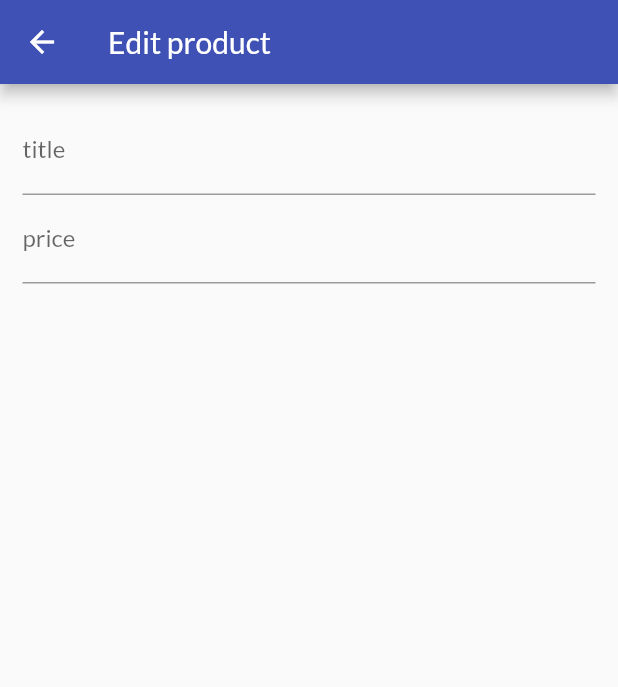
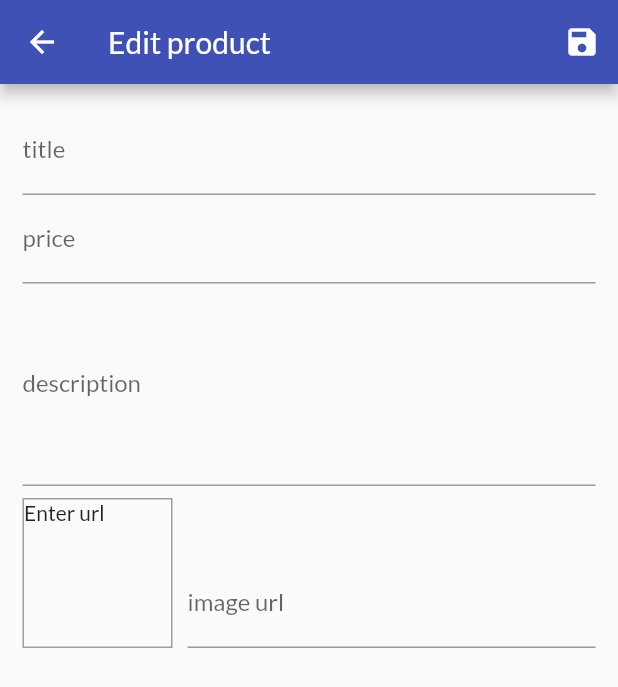
Before and after one commit to Haedong-Jeon/ShopApp, a Flutter app: the EditProdcutScreen screen opened by its route, on a phone screen of 412 x 824 dp. Shown: the top 687 px of the screen. Run offline on Flutter 3.47's test engine with Material 2 defaults, Android fonts, the phone set to English and light mode, and no system bars; network calls fail.

Commit message:
사용자 상품 추가

```diff
--- a/lib/screens/edit_product_screen.dart
+++ b/lib/screens/edit_product_screen.dart
@@ -1,4 +1,7 @@
 import 'package:flutter/material.dart';
+import '../providers/product.dart';
+import '../providers/products.dart';
+import 'package:provider/provider.dart';
 
 class EditProdcutScreen extends StatefulWidget {
   static const String routeName = './screens/edit_product_screen';
@@ -8,15 +11,65 @@ class EditProdcutScreen extends StatefulWidget {
 
 class _EditProdcutScreenState extends State<EditProdcutScreen> {
   final _priceFocusNode = FocusNode();
+  final _descriptionFocustNode = FocusNode();
+  final _imageUrlFocusNode = FocusNode();
+  final _imageUrlController = TextEditingController();
+  final _form = GlobalKey<FormState>();
+  Product _editedProduct = Product(
+    id: null,
+    title: '',
+    price: 0,
+    description: '',
+    imgURL: '',
+  );
+
+  @override
+  void initState() {
+    _imageUrlFocusNode.addListener(_updateImageUrl);
+    super.initState();
+  }
+
+  void _updateImageUrl() {
+    if (!_imageUrlFocusNode.hasFocus) {
+      setState(() {});
+    }
+  }
+
+  void _saveForm() {
+    final isValid = _form.currentState.validate();
+    if (isValid) {
+      _form.currentState.save();
+      Provider.of<Products>(context, listen: false).addProduct(_editedProduct);
+      Navigator.of(context).pop();
+    }
+  }
+
+  @override
+  void dispose() {
+    _priceFocusNode.dispose();
+    _imageUrlFocusNode.removeListener(_updateImageUrl);
+    _imageUrlFocusNode.dispose();
+    _descriptionFocustNode.dispose();
+    _imageUrlController.dispose();
+    super.dispose();
+  }
+
   @override
   Widget build(BuildContext context) {
     return Scaffold(
       appBar: AppBar(
         title: Text('Edit product'),
+        actions: <Widget>[
+          IconButton(
+            icon: Icon(Icons.save),
+            onPressed: _saveForm,
+          ),
+        ],
       ),
       body: Padding(
         padding: const EdgeInsets.all(15.0),
         child: Form(
+          key: _form,
           child: ListView(
             children: <Widget>[
               TextFormField(
@@ -25,12 +78,124 @@ class _EditProdcutScreenState extends State<EditProdcutScreen> {
                 onFieldSubmitted: (_) {
                   FocusScope.of(context).requestFocus(_priceFocusNode);
                 },
+                onSaved: (value) {
+                  _editedProduct = Product(
+                    title: value,
+                    price: _editedProduct.price,
+                    id: _editedProduct.id,
+                    description: _editedProduct.description,
+                    imgURL: _editedProduct.imgURL,
+                  );
+                },
+                validator: (value) {
+                  if (value.isEmpty) {
+                    return '\'title\' is empty';
+                  }
+                  return null;
+                },
               ),
               TextFormField(
                 decoration: InputDecoration(labelText: 'price'),
                 textInputAction: TextInputAction.next,
                 keyboardType: TextInputType.number,
                 focusNode: _priceFocusNode,
+                onFieldSubmitted: (_) {
+                  FocusScope.of(context).requestFocus(_descriptionFocustNode);
+                },
+                onSaved: (value) {
+                  _editedProduct = Product(
+                    title: _editedProduct.title,
+                    price: double.parse(value),
+                    id: _editedProduct.id,
+                    description: _editedProduct.description,
+                    imgURL: _editedProduct.imgURL,
+                  );
+                },
+                validator: (value) {
+                  if (value.isEmpty) return '\'price\' is empty';
+                  if (double.tryParse(value) == null)
+                    return 'invalid input in \'price\'';
+                  if (double.parse(value) <= 0)
+                    return 'price must higher than 0';
+                  return null;
+                },
+              ),
+              TextFormField(
+                decoration: InputDecoration(labelText: 'description'),
+                maxLines: 5,
+                keyboardType: TextInputType.multiline,
+                focusNode: _descriptionFocustNode,
+                onSaved: (value) {
+                  _editedProduct = Product(
+                    title: _editedProduct.title,
+                    price: _editedProduct.price,
+                    id: _editedProduct.id,
+                    description: value,
+                    imgURL: _editedProduct.imgURL,
+                  );
+                },
+                validator: (value) {
+                  if (value.isEmpty)
+                    return '\'description\' is empty';
+                  else if (value.length < 5) return 'too short description';
+                  return null;
+                },
+              ),
+              Row(
+                crossAxisAlignment: CrossAxisAlignment.end,
+                children: <Widget>[
+                  Container(
+                    width: 100,
+                    height: 100,
+                    margin: EdgeInsets.only(
+                      top: 8,
+                      right: 10,
+                    ),
+                    decoration: BoxDecoration(
+                      border: Border.all(
+                        width: 1,
+                        color: Colors.grey,
+                      ),
+                    ),
+                    child: _imageUrlController.text.isEmpty
+                        ? Text('Enter url')
+                        : FittedBox(
+                            child: Image.network(
+                              _imageUrlController.text,
+                              fit: BoxFit.cover,
+                            ),
+                          ),
+                  ),
+                  Expanded(
+                    child: TextFormField(
+                      decoration: InputDecoration(labelText: 'image url'),
+                      keyboardType: TextInputType.url,
+                      textInputAction: TextInputAction.done,
+                      controller: _imageUrlController,
+                      focusNode: _imageUrlFocusNode,
+                      onSaved: (value) {
+                        _editedProduct = Product(
+                          title: _editedProduct.title,
+                          price: _editedProduct.price,
+                          id: _editedProduct.id,
+                          description: _editedProduct.description,
+                          imgURL: value,
+                        );
+                      },
+                      onFieldSubmitted: (_) => _saveForm(),
+                      validator: (value) {
+                        if (value.isEmpty) {
+                          return '\'image url\' is empty';
+                        }
+                        if (!value.startsWith('http') &&
+                            !value.startsWith('https')) {
+                          return 'this is invalid url';
+                        }
+                        return null;
+                      },
+                    ),
+                  ),
+                ],
               ),
             ],
           ),
```
Also changed, not shown: lib/providers/products.dart (+9 -2 lines).
